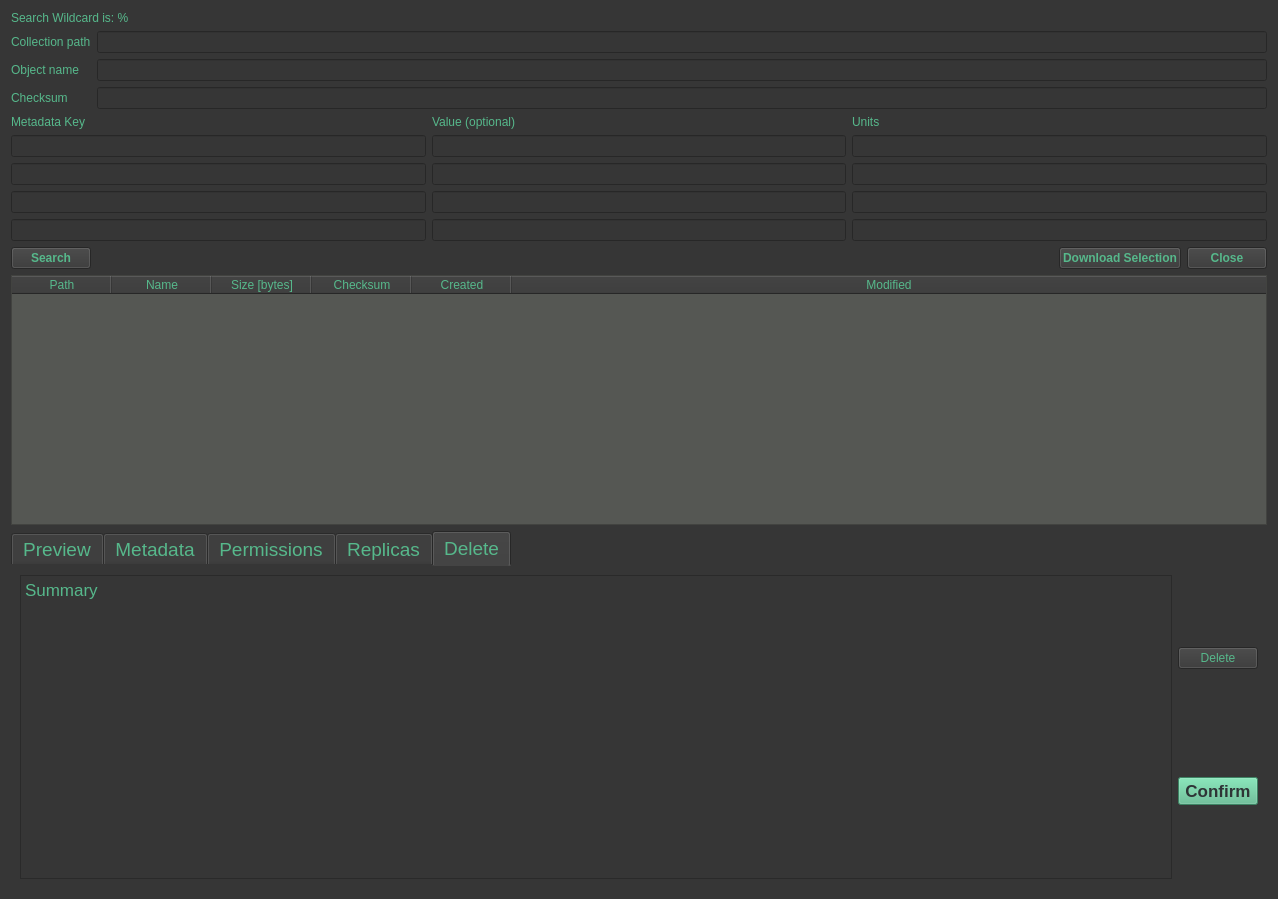
Above: ibridgesgui/ui_files/tabSearch.ui from iBridges-for-iRODS/iBridges-GUI before the change. Below: the same form after it.
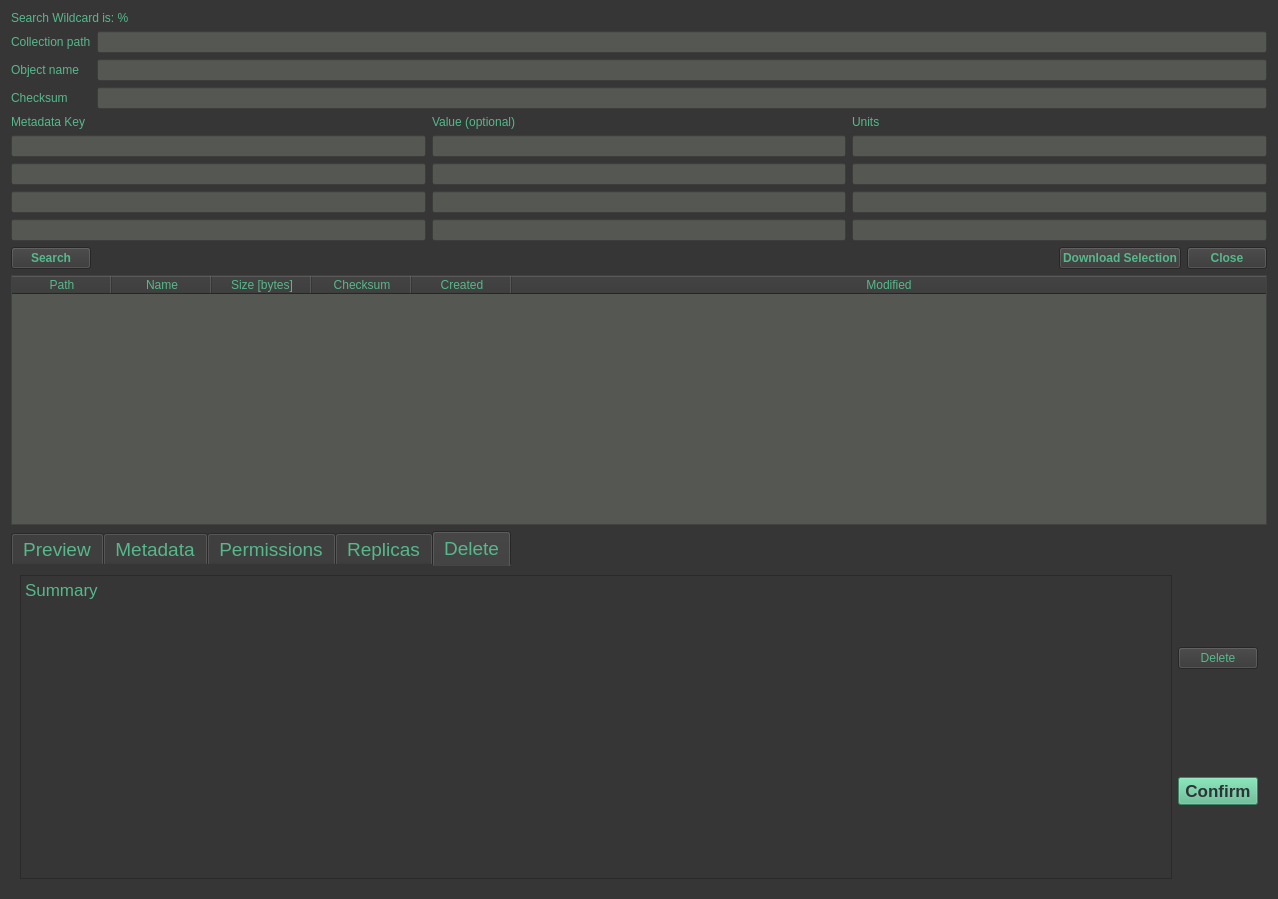
That is the form after the change.

Commit message: Look and feel.

```diff
--- a/ibridgesgui/ui_files/tabSearch.ui
+++ b/ibridgesgui/ui_files/tabSearch.ui
@@ -35,6 +35,11 @@
     border-color: rgb(86, 184, 139);
 }
 
+QLineEdit
+{
+background-color: rgb(85, 87, 83);
+}
+
 QLabel#errorLabel
 {
     color: rgb(217, 174, 23);
```
The commit also changes 1 other file.
